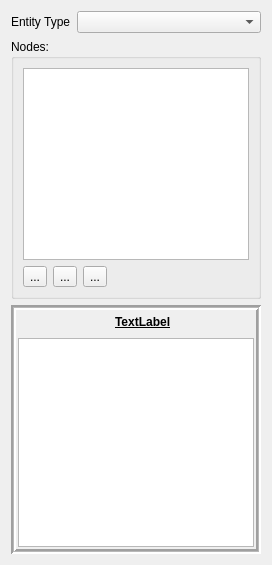
First picture: the form in Editor/src/Items/Entity/EntityWidget.ui, repository GameOverture/HarmonyEngine, before the edit.
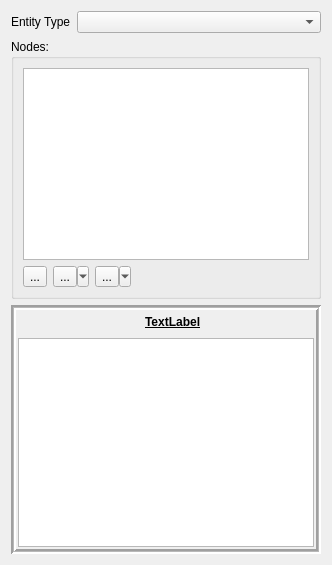
Second picture: the form after the edit. Icons and pictures are not drawn. Custom widgets are drawn as their Qt base class.

The edit to the form file:
```diff
--- a/Editor/src/Items/Entity/EntityWidget.ui
+++ b/Editor/src/Items/Entity/EntityWidget.ui
@@ -6,7 +6,7 @@
    <rect>
     <x>0</x>
     <y>0</y>
-    <width>272</width>
+    <width>332</width>
     <height>565</height>
    </rect>
   </property>
@@ -66,6 +66,9 @@
             <property name="text">
              <string>...</string>
             </property>
+            <property name="popupMode">
+             <enum>QToolButton::MenuButtonPopup</enum>
+            </property>
            </widget>
           </item>
           <item>
@@ -73,6 +76,9 @@
             <property name="text">
              <string>...</string>
             </property>
+            <property name="popupMode">
+             <enum>QToolButton::MenuButtonPopup</enum>
+            </property>
            </widget>
           </item>
           <item>
```
Left out of the diff: 12 changed lines with no effect on the pictures.
